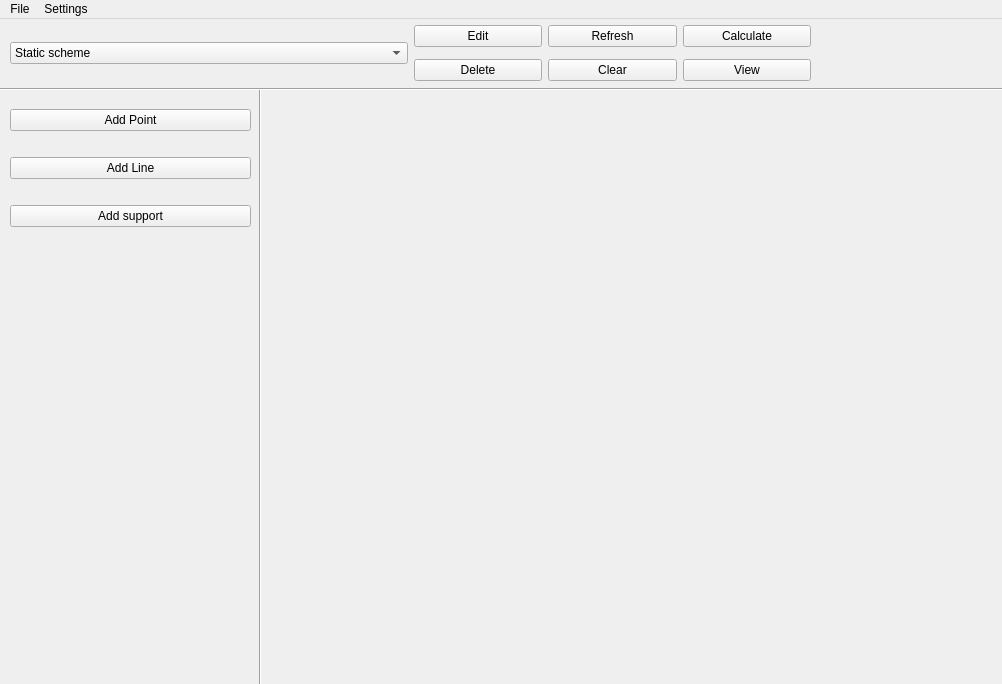
Haudkozaur/masterThesis, file GUI/gui.ui: the form before one commit.
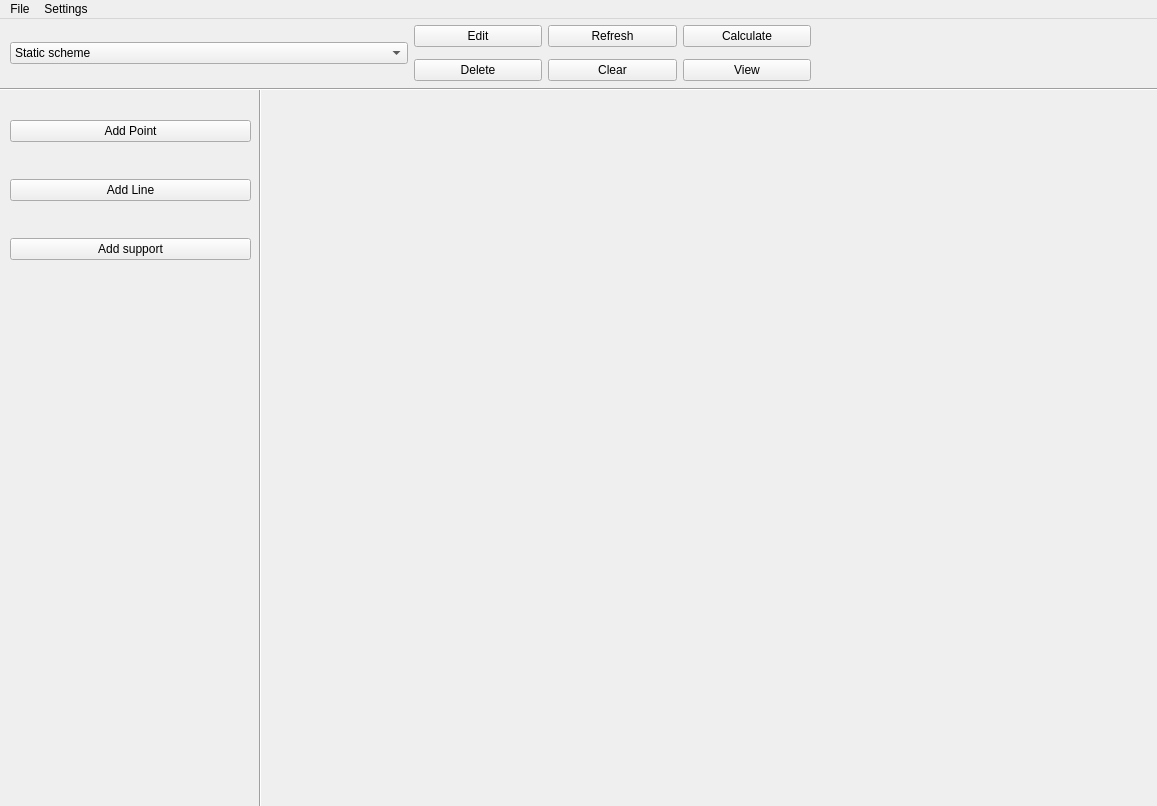
The form after the commit.

```diff
--- a/GUI/gui.ui
+++ b/GUI/gui.ui
@@ -6,8 +6,8 @@
    <rect>
     <x>0</x>
     <y>0</y>
-    <width>1002</width>
-    <height>684</height>
+    <width>1157</width>
+    <height>806</height>
    </rect>
   </property>
   <property name="windowTitle">
@@ -20,7 +20,7 @@
       <x>10</x>
       <y>70</y>
       <width>241</width>
-      <height>161</height>
+      <height>203</height>
      </rect>
     </property>
     <layout class="QVBoxLayout" name="leftverticalLayout">
@@ -169,7 +169,7 @@
     <rect>
      <x>0</x>
      <y>0</y>
-     <width>1002</width>
+     <width>1157</width>
      <height>21</height>
     </rect>
    </property>
```
